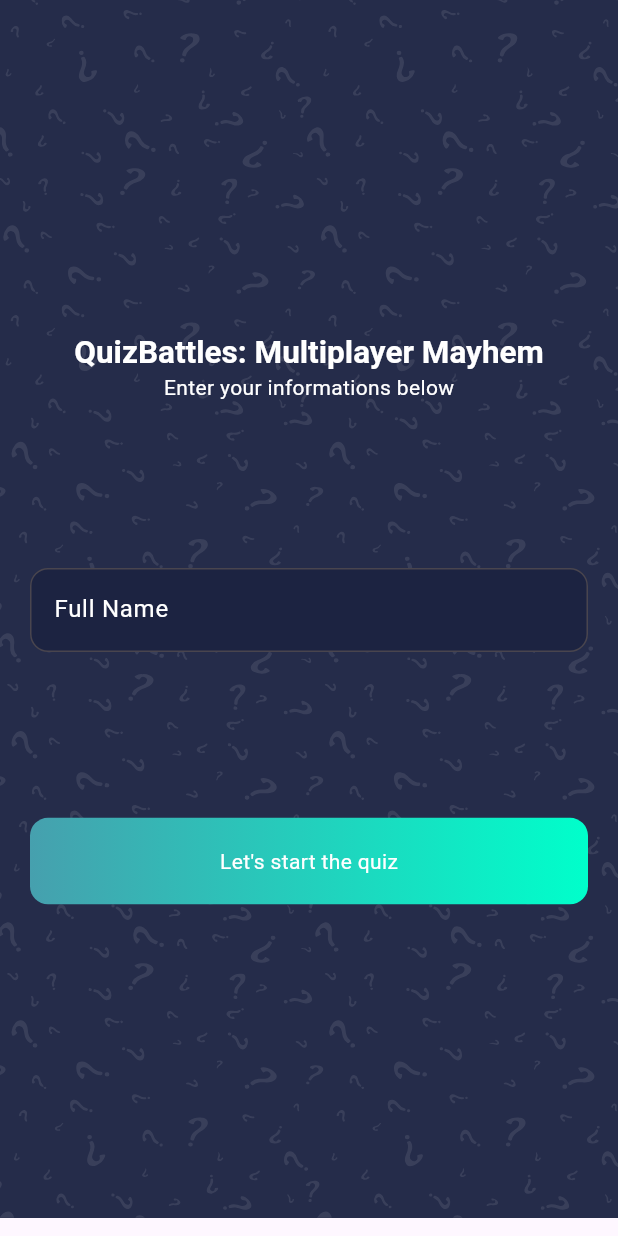
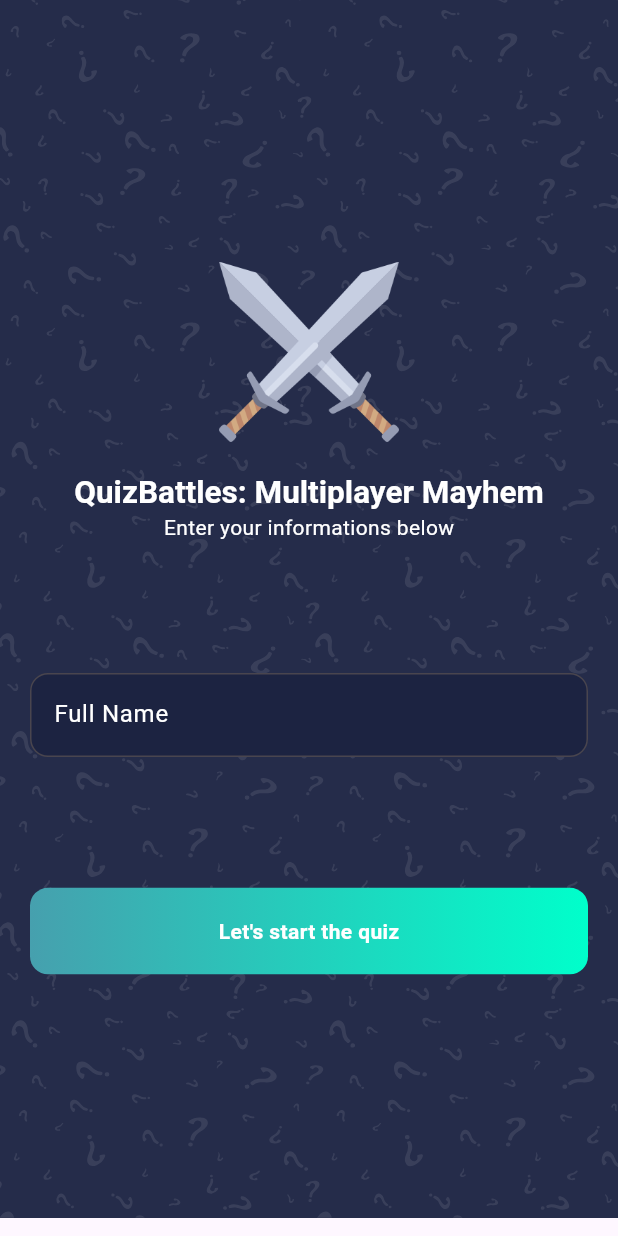
Before and after one commit to AliJawadSubhan/simp_quiz_app, a Flutter app: the screen it shows after launch, on a phone screen of 412 x 824 dp. Run offline on Flutter 3.47's test engine with Material 2 defaults, Android fonts, the phone set to English and light mode, and no system bars; our stand-ins replace bloc, cloud_firestore, connectivity_plus, firebase_auth, firebase_core, flutter_bloc and 2 more; accounts and stored records are empty.

Commit message:
UI update

```diff
--- a/lib/sccreen/login_screen/login_screen.dart
+++ b/lib/sccreen/login_screen/login_screen.dart
@@ -93,6 +93,14 @@ class LoginScreen extends StatelessWidget {
                         const Spacer(flex: 2), //2/6
                         Align(
                           alignment: Alignment.center,
+                          child: SizedBox(
+                              height: 120,
+                              width: 120,
+                              child: Image.asset("images/game_logo.png")),
+                        ),
+                        const SizedBox(height: 20,),
+                        Align(
+                          alignment: Alignment.center,
                           child: Text(
                             "QuizBattles: Multiplayer Mayhem",
                             style: Theme.of(context)
@@ -161,6 +169,7 @@ class LoginScreen extends StatelessWidget {
                                     "Let's start the quiz",
                                     style: TextStyle(
                                       color: Colors.white,
+                                      fontWeight: FontWeight.bold,
                                       // fontSize: 16.0,
                                     ),
                                   ),
```
Also changed, not shown: lib/sccreen/qeue/qeue.dart (+10 -0 lines).
